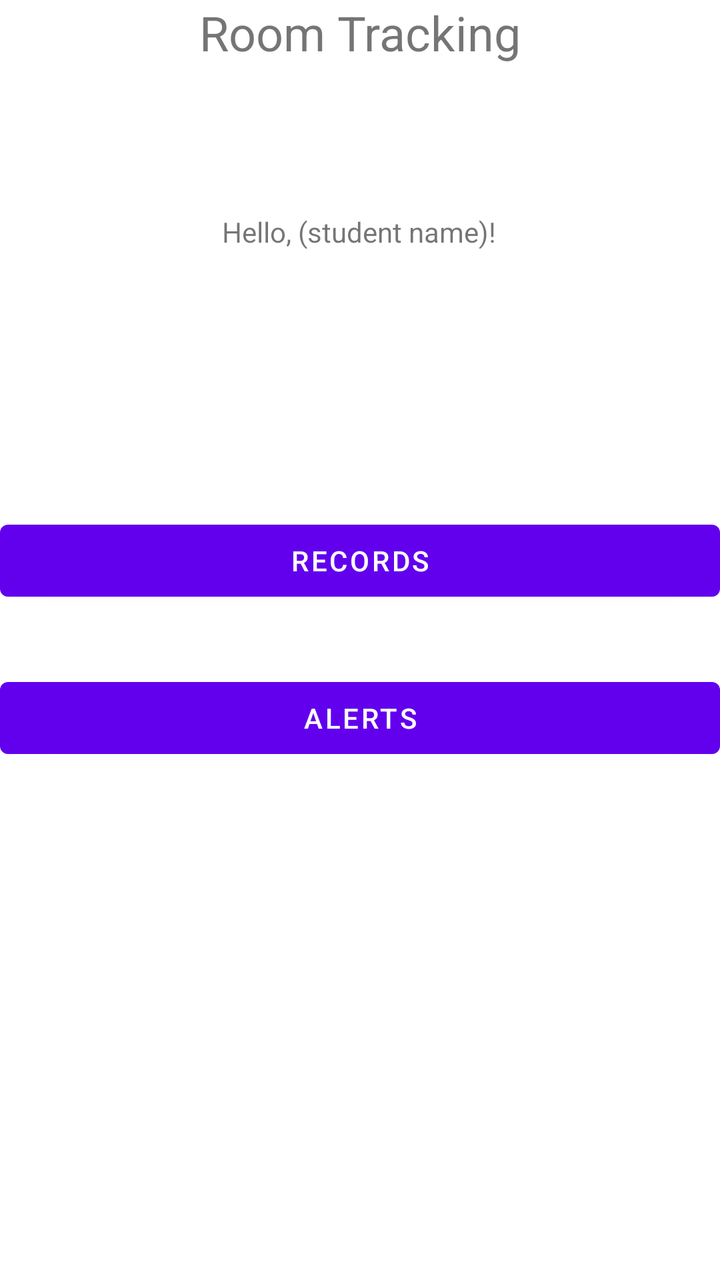
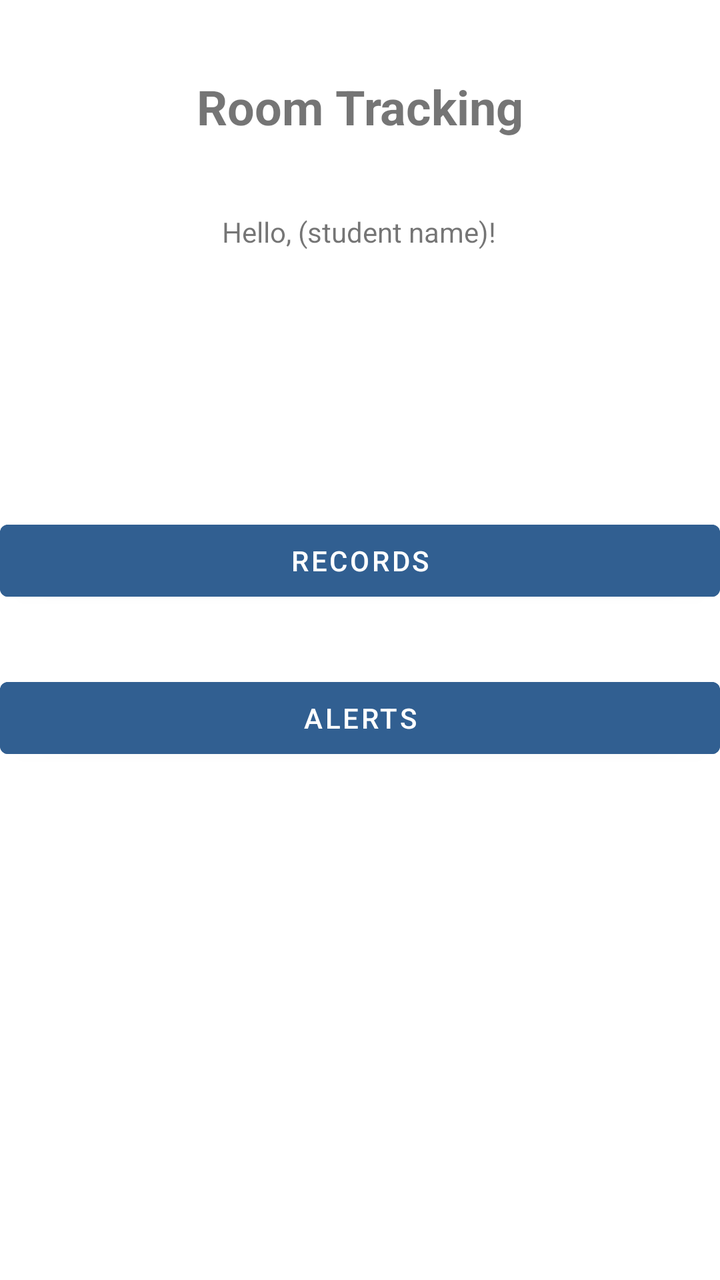

Screens rendered from an Android XML layout before and after an edit, with the pre-edit source and the edit as a unified diff.
<!-- AndroidManifest.xml: application theme Theme.RoomTracking -->
<!-- res/layout/activity_main_menu.xml -->
<?xml version="1.0" encoding="utf-8"?>
<androidx.constraintlayout.widget.ConstraintLayout xmlns:android="http://schemas.android.com/apk/res/android"
    xmlns:app="http://schemas.android.com/apk/res-auto"
    xmlns:tools="http://schemas.android.com/tools"
    android:id="@+id/main"
    android:layout_width="match_parent"
    android:layout_height="match_parent"
    tools:context=".MainMenu">

    <TextView
        android:id="@+id/txt_title2"
        android:layout_width="wrap_content"
        android:layout_height="wrap_content"
        android:text="Room Tracking"
        android:textSize="24sp"
        app:layout_constraintEnd_toEndOf="parent"
        app:layout_constraintStart_toStartOf="parent"
        tools:layout_editor_absoluteY="32dp" />

    <Button
        android:id="@+id/btn_records"
        android:layout_width="0dp"
        android:layout_height="wrap_content"
        android:text="Records"
        app:layout_constraintBottom_toBottomOf="parent"
        app:layout_constraintEnd_toEndOf="parent"
        app:layout_constraintHorizontal_bias="0.0"
        app:layout_constraintStart_toStartOf="parent"
        app:layout_constraintTop_toTopOf="parent"
        app:layout_constraintVertical_bias="0.433" />

    <Button
        android:id="@+id/btn_alert"
        android:layout_width="0dp"
        android:layout_height="wrap_content"
        android:text="Alerts"
        app:layout_constraintBottom_toBottomOf="parent"
        app:layout_constraintEnd_toEndOf="parent"
        app:layout_constraintHorizontal_bias="0.0"
        app:layout_constraintStart_toStartOf="parent"
        app:layout_constraintTop_toTopOf="parent"
        app:layout_constraintVertical_bias="0.566" />

    <TextView
        android:id="@+id/txt_namegreet"
        android:layout_width="wrap_content"
        android:layout_height="wrap_content"
        android:text="Hello, (student name)!"
        app:layout_constraintBottom_toBottomOf="parent"
        app:layout_constraintEnd_toEndOf="parent"
        app:layout_constraintHorizontal_bias="0.498"
        app:layout_constraintStart_toStartOf="parent"
        app:layout_constraintTop_toTopOf="parent"
        app:layout_constraintVertical_bias="0.171" />

</androidx.constraintlayout.widget.ConstraintLayout>
<!-- resources referenced by this layout -->
<resources>
  <style name="Theme.RoomTracking" parent="Theme.MaterialComponents.DayNight.DarkActionBar">
          
          <item name="colorPrimary">@color/purple_500</item>
          <item name="colorPrimaryVariant">@color/purple_700</item>
          <item name="colorOnPrimary">@color/white</item>
          
          <item name="colorSecondary">@color/teal_200</item>
          <item name="colorSecondaryVariant">@color/teal_700</item>
          <item name="colorOnSecondary">@color/black</item>
          
          <item name="android:statusBarColor">?attr/colorPrimaryVariant</item>
          
      </style>
  <color name="purple_500">#FF6200EE</color>
  <color name="purple_700">#FF3700B3</color>
  <color name="white">#FFFFFFFF</color>
  <color name="teal_200">#FF03DAC5</color>
  <color name="teal_700">#FF018786</color>
  <color name="black">#FF000000</color>
</resources>

<!-- the commit's change to res/layout/activity_main_menu.xml (unified diff, before → after) -->
@@ -13,14 +13,17 @@
         android:layout_height="wrap_content"
         android:text="Room Tracking"
         android:textSize="24sp"
+        android:textStyle="bold"
+        app:layout_constraintBottom_toTopOf="@+id/txt_namegreet"
         app:layout_constraintEnd_toEndOf="parent"
         app:layout_constraintStart_toStartOf="parent"
-        tools:layout_editor_absoluteY="32dp" />
+        app:layout_constraintTop_toTopOf="parent" />
 
     <Button
         android:id="@+id/btn_records"
         android:layout_width="0dp"
         android:layout_height="wrap_content"
+        android:backgroundTint="#315F91"
         android:text="Records"
         app:layout_constraintBottom_toBottomOf="parent"
         app:layout_constraintEnd_toEndOf="parent"
@@ -33,6 +36,7 @@
         android:id="@+id/btn_alert"
         android:layout_width="0dp"
         android:layout_height="wrap_content"
+        android:backgroundTint="#315F91"
         android:text="Alerts"
         app:layout_constraintBottom_toBottomOf="parent"
         app:layout_constraintEnd_toEndOf="parent"
